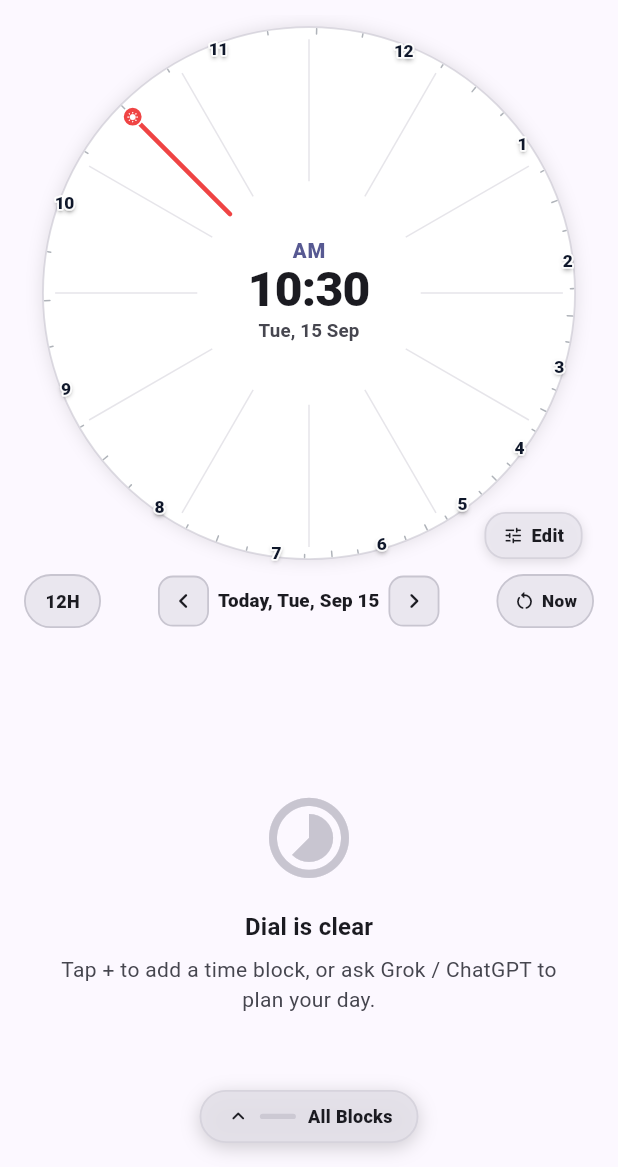
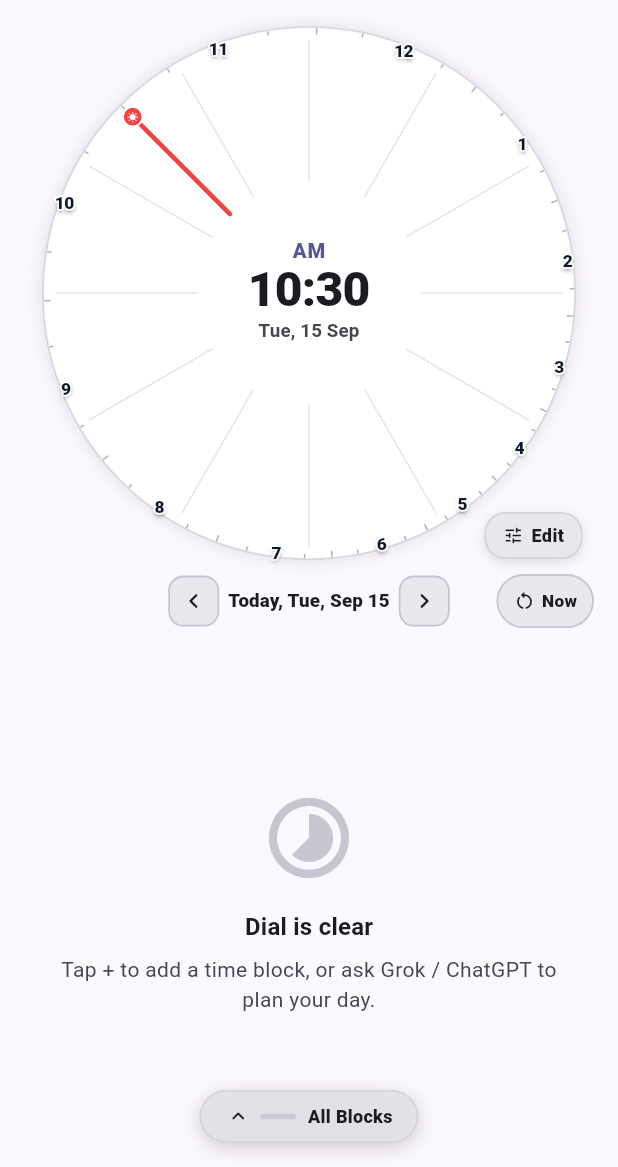
Before and after one commit to prasadsince1999/Radian, a Flutter app: the screen it shows after launch, after a tap on "Skip", on a phone screen of 412 x 824 dp, the part 69-1236 px from its top. Run offline on Flutter 3.47's test engine with Material 3 defaults, Android fonts, the phone set to English and light mode, and no system bars; our stand-ins replace flutter_riverpod, shared_preferences, shelf; missing offline and left inert: shelf_cors_headers, shelf_router; network calls fail; statements that could not run were skipped.

Commit message:
fix(ui): remove category tags from event cards and relocate 12h toggle exclusively to settings

```diff
--- a/lib/presentation/widgets/dial/sectograph_dial.dart
+++ b/lib/presentation/widgets/dial/sectograph_dial.dart
@@ -959,46 +959,13 @@ class _DialFooterControlBar extends ConsumerWidget {
 
     return Padding(
       padding: const EdgeInsets.symmetric(horizontal: 8.0),
-      child: Row(
+      child: SizedBox(
+        height: 36,
+        child: Stack(
+          alignment: Alignment.center,
           children: [
-          // 1. Left: Single Unified 12H / 24H Mode Pill (Toggles between 12H and 24H)
-          BouncyPressable.standard(
-            onTap: () {
-              ref.read(dialSettingsProvider.notifier).toggle24HourMode();
-            },
-            child: Container(
-              height: 36,
-              padding: const EdgeInsets.symmetric(horizontal: 13),
-              decoration: BoxDecoration(
-                color: settings.is24HourMode
-                    ? colorScheme.primaryContainer
-                    : buttonBg,
-                borderRadius: BorderRadius.circular(18),
-                border: Border.all(
-                  color: settings.is24HourMode
-                      ? colorScheme.primary.withValues(alpha: 0.35)
-                      : buttonBorder,
-                  width: 1.2,
-                ),
-              ),
-              alignment: Alignment.center,
-              child: Text(
-                settings.is24HourMode ? '24H' : '12H',
-                style: TextStyle(
-                  fontWeight: FontWeight.w800,
-                  fontSize: 12,
-                  color: settings.is24HourMode
-                      ? colorScheme.onPrimaryContainer
-                      : primaryTextColor,
-                  letterSpacing: 0.2,
-                ),
-              ),
-            ),
-          ),
-
-          // 2. Center: [ < ] Today, Mon, Sep 7 [ > ]
-          Expanded(
-            child: Center(
+            // Center: [ < ] Today, Mon, Sep 7 [ > ]
+            Center(
               child: FittedBox(
                 fit: BoxFit.scaleDown,
                 child: Row(
@@ -1077,10 +1044,11 @@ class _DialFooterControlBar extends ConsumerWidget {
                 ),
               ),
             ),
-          ),
 
-          // 3. Right: ( 🔄 Now )
-          BouncyPressable.standard(
+            // Right: ( 🔄 Now )
+            Positioned(
+              right: 0,
+              child: BouncyPressable.standard(
                 onTap: () {
                   ref.read(dialScrubAngleProvider.notifier).state = null;
                   ref.read(customSelectedDayProvider.notifier).state = null;
@@ -1103,7 +1071,9 @@ class _DialFooterControlBar extends ConsumerWidget {
                       Icon(
                         Icons.restart_alt_rounded,
                         size: 15,
-                    color: isNotNow ? colorScheme.primary : primaryTextColor,
+                        color: isNotNow
+                            ? colorScheme.primary
+                            : primaryTextColor,
                       ),
                       const SizedBox(width: 4),
                       Text(
@@ -1111,14 +1081,18 @@ class _DialFooterControlBar extends ConsumerWidget {
                         style: TextStyle(
                           fontWeight: FontWeight.w800,
                           fontSize: 11.5,
-                      color: isNotNow ? colorScheme.primary : primaryTextColor,
+                          color: isNotNow
+                              ? colorScheme.primary
+                              : primaryTextColor,
                         ),
                       ),
                     ],
                   ),
                 ),
               ),
+            ),
           ],
+        ),
       ),
     );
   }
```
Also changed, not shown: lib/presentation/widgets/timeline/event_card.dart (+0 -31 lines), 2 other files. Lines whose indentation alone changed are shown as unchanged.
